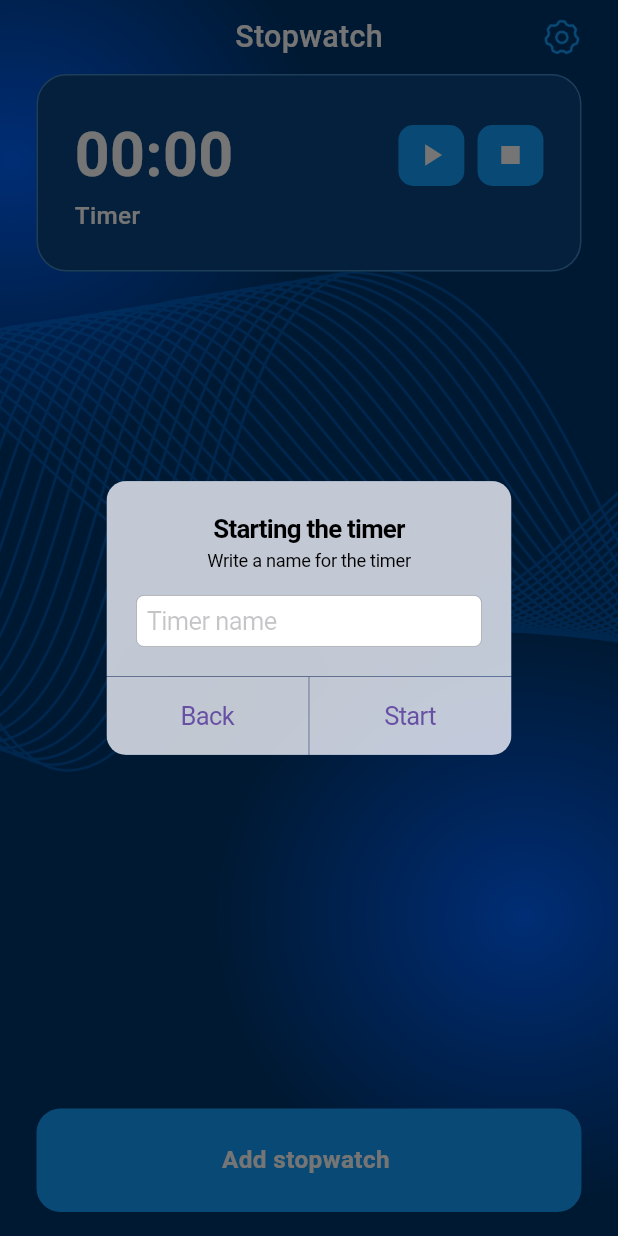
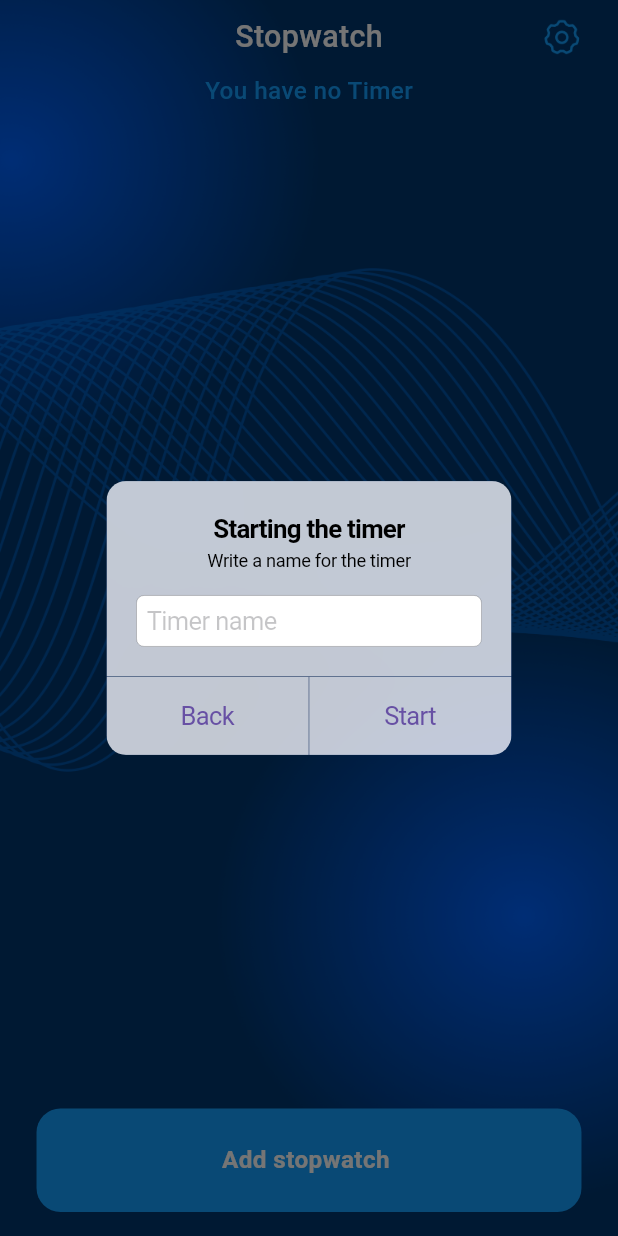
Before and after one commit to Suli244/SwimWave-117, a Flutter app: the StopwatchSreen screen opened directly, after a tap on "Add stopwatch", on a phone screen of 412 x 824 dp. Run offline on Flutter 3.47's test engine with Material 3 defaults, Android fonts, the phone set to English and light mode, and no system bars; our stand-ins replace bloc, flutter_bloc, flutter_screenutil, flutter_svg, freezed_annotation, hive_flutter and 4 more; accounts and stored records are empty.

Commit message:
add change

```diff
--- /dev/null
+++ b/lib/stopwatch/logic/cubit/get_timer/get_timer_cubit.dart
@@ -0,0 +1,28 @@
+import 'package:bloc/bloc.dart';
+import 'package:freezed_annotation/freezed_annotation.dart';
+import 'package:swim_wave_117/stopwatch/logic/model/timer_hive_model.dart';
+import 'package:swim_wave_117/stopwatch/logic/repo/timer_repo.dart';
+
+part 'get_timer_cubit.freezed.dart';
+
+class GetTimerCubit extends Cubit<GetTimerState> {
+  GetTimerCubit(this.repo) : super(const GetTimerState.loading());
+  final TimerRepo repo;
+
+  getAddTimer() async {
+    emit(const GetTimerState.loading());
+    try {
+      final timerList = await repo.getTimer();
+      emit(GetTimerState.success(timerList.reversed.toList()));
+    } catch (e) {
+      emit(GetTimerState.error(e.toString()));
+    }
+  }
+}
+
+@freezed
+class GetTimerState with _$GetTimerState {
+  const factory GetTimerState.loading() = _Loading;
+  const factory GetTimerState.error(String error) = _Error;
+  const factory GetTimerState.success(List<TimerHiveModel> model) = _Success;
+}
--- /dev/null
+++ b/lib/stopwatch/logic/cubit/set_timer/set_timer_cubit.dart
@@ -0,0 +1,35 @@
+import 'package:bloc/bloc.dart';
+import 'package:freezed_annotation/freezed_annotation.dart';
+import 'package:swim_wave_117/stopwatch/logic/model/timer_hive_model.dart';
+import 'package:swim_wave_117/stopwatch/logic/repo/timer_repo.dart';
+
+part 'set_timer_cubit.freezed.dart';
+
+class SetTimerCubit extends Cubit<SetTimerState> {
+  SetTimerCubit(this.timerRepo) : super(const SetTimerState.initial());
+  final TimerRepo timerRepo;
+
+  setAddTimer(TimerHiveModel timerHiveModel) async {
+    emit(const SetTimerState.loading());
+    try {
+      await timerRepo.setTimer(timerHiveModel);
+      emit(const SetTimerState.success());
+    } catch (e) {
+      emit(SetTimerState.error(e.toString()));
+    }
+  }
+}
+
+@freezed
+class SetTimerState with _$SetTimerState {
+  const factory SetTimerState.initial() = _Initial;
+  const factory SetTimerState.loading() = _Loading;
+  const factory SetTimerState.error(String error) = _Error;
+  const factory SetTimerState.success() = _Success;
+
+  const SetTimerState._();
+  bool get isLoading => maybeWhen(
+        orElse: () => false,
+        loading: () => true,
+      );
+}
--- /dev/null
+++ b/lib/stopwatch/logic/model/timer_hive_model.dart
@@ -0,0 +1,21 @@
+import 'package:hive_flutter/hive_flutter.dart';
+
+part 'timer_hive_model.g.dart';
+
+@HiveType(typeId: 0)
+class TimerHiveModel extends HiveObject {
+  @HiveField(0)
+  int id;
+  @HiveField(1)
+  int timer;
+  @HiveField(2)
+  String name;
+  @HiveField(3)
+  bool isStopped;
+  TimerHiveModel({
+    required this.id,
+    required this.timer,
+    required this.name,
+    required this.isStopped,
+  });
+}
--- /dev/null
+++ b/lib/stopwatch/logic/repo/timer_repo.dart
@@ -0,0 +1,21 @@
+import 'package:hive_flutter/hive_flutter.dart';
+import 'package:swim_wave_117/stopwatch/logic/model/timer_hive_model.dart';
+
+abstract class TimerRepo {
+  Future<List<TimerHiveModel>> getTimer();
+  Future<void> setTimer(TimerHiveModel timerHiveModel);
+}
+
+class TimerRepoImpl implements TimerRepo {
+  @override
+  Future<List<TimerHiveModel>> getTimer() async {
+    final timerBox = await Hive.openBox<TimerHiveModel>('TimerBox');
+    return timerBox.values.toList();
+  }
+
+  @override
+  Future<void> setTimer(TimerHiveModel timerHiveModel) async {
+    final timerBox = await Hive.openBox<TimerHiveModel>('TimerBox');
+    await timerBox.add(timerHiveModel);
+  }
+}
--- a/lib/stopwatch/stopwatch_screen.dart
+++ b/lib/stopwatch/stopwatch_screen.dart
@@ -1,9 +1,15 @@
 import 'package:flutter/cupertino.dart';
 import 'package:flutter/material.dart';
+import 'package:flutter_bloc/flutter_bloc.dart';
 import 'package:flutter_screenutil/flutter_screenutil.dart';
+import 'package:swim_wave_117/core/con_bar.dart';
 import 'package:swim_wave_117/core/sw_colors.dart';
 import 'package:swim_wave_117/core/sw_motin.dart';
 import 'package:swim_wave_117/settings/settings_screen.dart';
+import 'package:swim_wave_117/stopwatch/logic/cubit/get_timer/get_timer_cubit.dart';
+import 'package:swim_wave_117/stopwatch/logic/cubit/set_timer/set_timer_cubit.dart';
+import 'package:swim_wave_117/stopwatch/logic/model/timer_hive_model.dart';
+import 'package:swim_wave_117/stopwatch/logic/repo/timer_repo.dart';
 import 'package:swim_wave_117/stopwatch/widgets/timer_widget.dart';
 
 class StopwatchSreen extends StatefulWidget {
@@ -62,7 +68,69 @@ class _StopwatchSreenState extends State<StopwatchSreen> {
                   ],
                 ),
                 SizedBox(height: 10.h),
-                const TimerWidget(),
+                BlocProvider(
+                  create: (context) =>
+                      GetTimerCubit(TimerRepoImpl())..getAddTimer(),
+                  child: BlocBuilder<GetTimerCubit, GetTimerState>(
+                    builder: (context, state) {
+                      return state.maybeWhen(
+                        orElse: () => const Center(
+                          child: SizedBox.square(
+                            dimension: 24,
+                            child: CircularProgressIndicator(
+                              color: SwColors.blue1,
+                              strokeWidth: 2.5,
+                            ),
+                          ),
+                        ),
+                        loading: () => const Center(
+                          child: SizedBox.square(
+                            dimension: 24,
+                            child: CircularProgressIndicator(
+                              color: SwColors.blue1,
+                              strokeWidth: 2.5,
+                            ),
+                          ),
+                        ),
+                        error: (error) => Center(
+                          child: Text(
+                            error,
+                            style: const TextStyle(
+                                fontSize: 16, fontWeight: FontWeight.w400),
+                            textAlign: TextAlign.center,
+                          ),
+                        ),
+                        success: (model) {
+                          return model.isNotEmpty
+                              ? Expanded(
+                                  child: ListView.separated(
+                                    padding:
+                                        EdgeInsets.symmetric(vertical: 10.h),
+                                    shrinkWrap: true,
+                                    itemCount: model.length,
+                                    separatorBuilder: (context, index) =>
+                                        const SizedBox(height: 12),
+                                    itemBuilder: (context, index) =>
+                                        TimerWidget(
+                                      model: model[index],
+                                    ),
+                                  ),
+                                )
+                              : Center(
+                                  child: Text(
+                                    'You have no Timer',
+                                    style: TextStyle(
+                                      fontSize: 16.h,
+                                      fontWeight: FontWeight.w500,
+                                      color: SwColors.blue1,
+                                    ),
+                                  ),
+                                );
+                        },
+                      );
+                    },
+                  ),
+                ),
               ],
             ),
           ),
@@ -135,12 +203,38 @@ class _StopwatchSreenState extends State<StopwatchSreen> {
               },
               child: const Text('Back'),
             ),
-            CupertinoButton(
-              onPressed: () {
-                Navigator.pop(context);
-                // _startStopwatch(stopwatchName, context);
-              },
-              child: const Text('Start'),
+            BlocProvider(
+              create: (context) => SetTimerCubit(TimerRepoImpl()),
+              child: BlocConsumer<SetTimerCubit, SetTimerState>(
+                  listener: (context, state) {
+                state.whenOrNull(
+                  success: () {
+                    Navigator.push(
+                      context,
+                      MaterialPageRoute(
+                        builder: (context) => const SwBottomBar(indexScr: 4),
+                      ),
+                    );
+                  },
+                );
+              }, builder: (context, state) {
+                return CupertinoButton(
+                  onPressed: () {
+                    if (stopwatchName.isNotEmpty) {
+                      TimerHiveModel model = TimerHiveModel(
+                          id: DateTime.now().millisecondsSinceEpoch,
+                          timer: 0,
+                          name: stopwatchName,
+                          isStopped: false);
+                      context.read<SetTimerCubit>().setAddTimer(model);
+                      Navigator.pop(context);
+                    }
+
+                    // _startStopwatch(stopwatchName, context);
+                  },
+                  child: const Text('Start'),
+                );
+              }),
             ),
           ],
         );
--- a/lib/stopwatch/widgets/timer_widget.dart
+++ b/lib/stopwatch/widgets/timer_widget.dart
@@ -5,11 +5,14 @@ import 'package:flutter/material.dart';
 import 'package:flutter_screenutil/flutter_screenutil.dart';
 import 'package:swim_wave_117/core/sw_colors.dart';
 import 'package:swim_wave_117/core/sw_motin.dart';
+import 'package:swim_wave_117/stopwatch/logic/model/timer_hive_model.dart';
 
 class TimerWidget extends StatefulWidget {
   const TimerWidget({
     super.key,
+    required this.model,
   });
+  final TimerHiveModel model;
 
   @override
   State<TimerWidget> createState() => _TimerWidgetState();
@@ -17,9 +20,9 @@ class TimerWidget extends StatefulWidget {
 
 class _TimerWidgetState extends State<TimerWidget> {
   late Timer _timer;
-  int _elapsedSeconds = 0;
+  late int _elapsedSeconds = widget.model.timer;
   bool _isRunning = false;
-  bool _isStopped = false;
+  late bool _isStopped = widget.model.isStopped;
 
   @override
   void dispose() {
@@ -138,7 +141,7 @@ class _TimerWidgetState extends State<TimerWidget> {
             ],
           ),
           Text(
-            'Timer',
+            widget.model.name,
             style: TextStyle(
               color: SwColors.whate,
               fontSize: 16.h,
```
Also changed, not shown: lib/main.dart (+10 -1 lines), lib/stopwatch/logic/cubit/get_timer/get_timer_cubit.freezed.dart (added), lib/stopwatch/logic/cubit/set_timer/set_timer_cubit.freezed.dart (added), lib/stopwatch/logic/model/timer_hive_model.g.dart (added), 1 other file.
